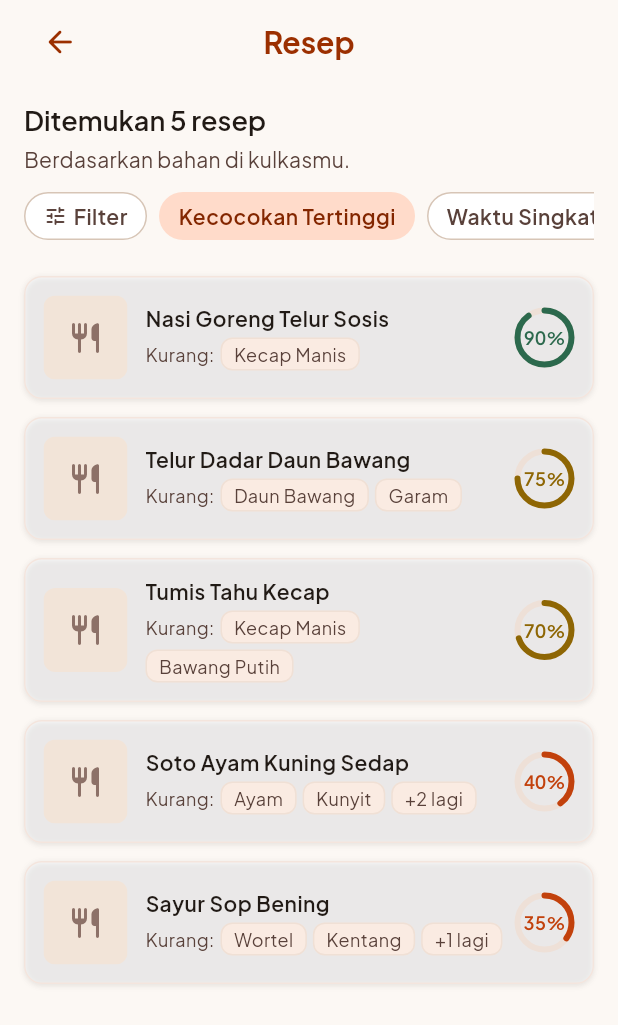
After one commit to BryanWidjaja/AsalKenyang, a Flutter app: the SearchResultsPage screen opened by its route, after a tap on "Filter", on a phone screen of 412 x 824 dp. The commit adds this screen. Shown: the top 1025 px of the screen. Run offline on Flutter 3.47's test engine with Material 3 defaults, Android fonts, the phone set to English and light mode, and no system bars; project files that could hold a hidden picture were left out.

Commit message:
feature : search result page

```diff
--- a/frontend/lib/features/pantry/presentation/cook_page.dart
+++ b/frontend/lib/features/pantry/presentation/cook_page.dart
@@ -10,6 +10,7 @@ import '../../../shared/widgets/filter_pill.dart';
 import '../../../shared/widgets/ingredient_tile.dart';
 import '../../../shared/widgets/toggle_switch.dart';
 import '../../../shared/widgets/top_bar.dart';
+import '../../recipes/presentation/search_results_page.dart';
 
 class _Ingredient {
   const _Ingredient(this.label, this.icon, this.category);
@@ -62,8 +63,9 @@ class _CookPageState extends State<CookPage> {
       body: SafeArea(
         child: Center(
           child: ConstrainedBox(
-            constraints:
-                const BoxConstraints(maxWidth: AppSpacing.screenMaxWidth),
+            constraints: const BoxConstraints(
+              maxWidth: AppSpacing.screenMaxWidth,
+            ),
             child: ListView(
               padding: const EdgeInsets.fromLTRB(
                 AppSpacing.edge,
@@ -93,10 +95,7 @@ class _CookPageState extends State<CookPage> {
                   ),
                 ),
                 const SizedBox(height: AppSpacing.lg),
-                Text(
-                  'Pilih Bahan yang Ada',
-                  style: AppTypography.titleMd,
-                ),
+                Text('Pilih Bahan yang Ada', style: AppTypography.titleMd),
                 const SizedBox(height: AppSpacing.md),
                 _IngredientsGrid(
                   ingredients: _visible,
@@ -111,12 +110,13 @@ class _CookPageState extends State<CookPage> {
         ),
       ),
       floatingActionButton: _selected.isEmpty
-          ? null
-          : CariMenuFab(
-              label: 'Cari Menu',
-              badgeCount: _selected.length,
-              onPressed: () {},
-            ),
+        ? null
+        : CariMenuFab(
+            label: 'Cari Menu',
+            badgeCount: _selected.length,
+            onPressed: () =>
+                Navigator.of(context).pushNamed(SearchResultsPage.route),
+          ),
     );
   }
 }
@@ -146,10 +146,7 @@ class _BudgetToggleCard extends StatelessWidget {
               crossAxisAlignment: CrossAxisAlignment.start,
               mainAxisSize: MainAxisSize.min,
               children: [
-                Text(
-                  'Atur Uang Tersedia',
-                  style: AppTypography.titleMd,
-                ),
+                Text('Atur Uang Tersedia', style: AppTypography.titleMd),
                 const SizedBox(height: 2),
                 Text(
                   'Sesuaikan budget masak hari ini',
--- /dev/null
+++ b/frontend/lib/features/recipes/presentation/search_results_page.dart
@@ -0,0 +1,111 @@
+import 'package:flutter/material.dart';
+
+import '../../../core/theme/app_colors.dart';
+import '../../../core/theme/app_spacing.dart';
+import '../../../core/theme/app_typography.dart';
+import '../../../shared/widgets/filter_pill.dart';
+import '../../../shared/widgets/match_result_row.dart';
+import '../../../shared/widgets/top_bar.dart';
+
+class _Result {
+  const _Result(this.title, this.missing, this.match);
+  final String title;
+  final List<String> missing;
+  final double match;
+}
+
+const _results = <_Result>[
+  _Result('Nasi Goreng Telur Sosis', ['Kecap Manis'], 0.9),
+  _Result('Telur Dadar Daun Bawang', ['Daun Bawang', 'Garam'], 0.75),
+  _Result('Tumis Tahu Kecap', ['Kecap Manis', 'Bawang Putih'], 0.7),
+  _Result('Soto Ayam Kuning Sedap', ['Ayam', 'Kunyit', 'Santan', 'Serai'], 0.4),
+  _Result('Sayur Sop Bening', ['Wortel', 'Kentang', 'Buncis'], 0.35),
+];
+
+class SearchResultsPage extends StatefulWidget {
+  const SearchResultsPage({super.key});
+
+  static const String route = '/search-results';
+
+  @override
+  State<SearchResultsPage> createState() => _SearchResultsPageState();
+}
+
+class _SearchResultsPageState extends State<SearchResultsPage> {
+  String _sort = 'Kecocokan Tertinggi';
+
+  @override
+  Widget build(BuildContext context) {
+    return Scaffold(
+      backgroundColor: AppColors.riceWhite,
+      appBar: const TopBar.nested(title: 'Resep'),
+      body: SafeArea(
+        top: false,
+        child: Center(
+          child: ConstrainedBox(
+            constraints:
+                const BoxConstraints(maxWidth: AppSpacing.screenMaxWidth),
+            child: ListView(
+              padding: const EdgeInsets.fromLTRB(
+                AppSpacing.edge,
+                AppSpacing.md,
+                AppSpacing.edge,
+                AppSpacing.xl,
+              ),
+              children: [
+                Text(
+                  'Ditemukan ${_results.length} resep',
+                  style: AppTypography.titleMd,
+                ),
+                const SizedBox(height: AppSpacing.xs),
+                Text(
+                  'Berdasarkan bahan di kulkasmu.',
+                  style: AppTypography.body.copyWith(
+                    color: AppColors.onSurfaceVariant,
+                  ),
+                ),
+                const SizedBox(height: AppSpacing.md),
+                SingleChildScrollView(
+                  scrollDirection: Axis.horizontal,
+                  child: Row(
+                    children: [
+                      FilterPill(
+                        label: 'Filter',
+                        icon: Icons.tune_rounded,
+                        selected: false,
+                        onTap: () {},
+                      ),
+                      const SizedBox(width: AppSpacing.sm),
+                      FilterPill(
+                        label: 'Kecocokan Tertinggi',
+                        selected: _sort == 'Kecocokan Tertinggi',
+                        onTap: () =>
+                            setState(() => _sort = 'Kecocokan Tertinggi'),
+                      ),
+                      const SizedBox(width: AppSpacing.sm),
+                      FilterPill(
+                        label: 'Waktu Singkat',
+                        selected: _sort == 'Waktu Singkat',
+                        onTap: () => setState(() => _sort = 'Waktu Singkat'),
+                      ),
+                    ],
+                  ),
+                ),
+                const SizedBox(height: AppSpacing.lg),
+                for (final r in _results) ...[
+                  MatchResultRow(
+                    title: r.title,
+                    missing: r.missing,
+                    matchPercent: r.match,
+                    onTap: () {},
+                  ),
+                  const SizedBox(height: AppSpacing.md),
+                ],
+              ],
+            ),
+          ),
+        ),
+      ),
+    );
+  }
+}
--- a/frontend/lib/main.dart
+++ b/frontend/lib/main.dart
@@ -4,6 +4,7 @@ import 'core/theme/app_theme.dart';
 import 'features/auth/presentation/login_page.dart';
 import 'features/auth/presentation/register_page.dart';
 import 'features/auth/presentation/splash_page.dart';
+import 'features/recipes/presentation/search_results_page.dart';
 import 'features/shell/presentation/home_shell.dart';
 
 void main() {
@@ -25,6 +26,7 @@ class AsalKenyangApp extends StatelessWidget {
         LoginPage.route: (_) => const LoginPage(),
         RegisterPage.route: (_) => const RegisterPage(),
         HomeShell.route: (_) => const HomeShell(),
+        SearchResultsPage.route: (_) => const SearchResultsPage(),
       },
     );
   }
--- /dev/null
+++ b/frontend/lib/shared/widgets/match_result_row.dart
@@ -0,0 +1,126 @@
+import 'package:flutter/material.dart';
+
+import '../../core/theme/app_colors.dart';
+import '../../core/theme/app_elevation.dart';
+import '../../core/theme/app_radii.dart';
+import '../../core/theme/app_spacing.dart';
+import '../../core/theme/app_typography.dart';
+import 'match_ring.dart';
+import 'missing_chip.dart';
+
+class MatchResultRow extends StatelessWidget {
+  const MatchResultRow({
+    super.key,
+    required this.title,
+    required this.missing,
+    required this.matchPercent,
+    this.imageUrl,
+    this.onTap,
+    this.maxMissingShown = 2,
+  });
+
+  final String title;
+  final List<String> missing;
+  final double matchPercent;
+  final String? imageUrl;
+  final VoidCallback? onTap;
+  final int maxMissingShown;
+
+  @override
+  Widget build(BuildContext context) {
+    final shown = missing.take(maxMissingShown).toList();
+    final overflow = missing.length - shown.length;
+
+    return Material(
+      color: AppColors.surfaceContainerLowest,
+      borderRadius: AppRadii.brMd,
+      child: InkWell(
+        onTap: onTap,
+        borderRadius: AppRadii.brMd,
+        child: Container(
+          padding: const EdgeInsets.all(AppSpacing.md),
+          decoration: BoxDecoration(
+            borderRadius: AppRadii.brMd,
+            border: Border.all(color: AppColors.surfaceContainerHigh),
+            boxShadow: AppElevation.level1,
+          ),
+          child: Row(
+            children: [
+              _Thumb(imageUrl: imageUrl),
+              const SizedBox(width: AppSpacing.md),
+              Expanded(
+                child: Column(
+                  mainAxisSize: MainAxisSize.min,
+                  crossAxisAlignment: CrossAxisAlignment.start,
+                  children: [
+                    Text(
+                      title,
+                      style: AppTypography.label,
+                      maxLines: 1,
+                      overflow: TextOverflow.ellipsis,
+                    ),
+                    if (missing.isNotEmpty) ...[
+                      const SizedBox(height: AppSpacing.xs),
+                      Wrap(
+                        spacing: AppSpacing.xs,
+                        runSpacing: AppSpacing.xs,
+                        crossAxisAlignment: WrapCrossAlignment.center,
+                        children: [
+                          Text('Kurang:', style: AppTypography.caption),
+                          for (final m in shown) MissingChip(label: m),
+                          if (overflow > 0) MissingChip(label: '+$overflow lagi'),
+                        ],
+                      ),
+                    ],
+                  ],
+                ),
+              ),
+              const SizedBox(width: AppSpacing.sm),
+              MatchRing(percent: matchPercent),
+            ],
+          ),
+        ),
+      ),
+    );
+  }
+}
+
+class _Thumb extends StatelessWidget {
+  const _Thumb({this.imageUrl});
+
+  final String? imageUrl;
+
+  @override
+  Widget build(BuildContext context) {
+    return ClipRRect(
+      borderRadius: AppRadii.brSm,
+      child: SizedBox(
+        width: 56,
+        height: 56,
+        child: imageUrl == null
+            ? Container(
+                color: AppColors.surfaceVariant,
+                alignment: Alignment.center,
+                child: const Icon(
+                  Icons.restaurant_rounded,
+                  size: 24,
+                  color: AppColors.outline,
+                ),
+              )
+            : Image.network(
+                imageUrl!,
+                fit: BoxFit.cover,
+                errorBuilder: (_, _, _) => Container(
+                  color: AppColors.surfaceVariant,
+                  alignment: Alignment.center,
+                  child: const Icon(
+                    Icons.restaurant_rounded,
+                    size: 24,
+                    color: AppColors.outline,
+                  ),
+                ),
+              ),
+      ),
+    );
+  }
+}
--- /dev/null
+++ b/frontend/lib/shared/widgets/match_ring.dart
@@ -0,0 +1,102 @@
+import 'dart:math' as math;
+
+import 'package:flutter/material.dart';
+
+import '../../core/theme/app_colors.dart';
+import '../../core/theme/app_typography.dart';
+
+class MatchRing extends StatelessWidget {
+  const MatchRing({
+    super.key,
+    required this.percent,
+    this.size = 40,
+    this.stroke = 4,
+  });
+
+  final double percent;
+  final double size;
+  final double stroke;
+
+  Color _tierColor(AppStateColors state) {
+    if (percent >= 0.8) return state.matchHigh;
+    if (percent >= 0.5) return state.matchMid;
+    return state.matchLow;
+  }
+
+  @override
+  Widget build(BuildContext context) {
+    final color = _tierColor(AppStateColors.of(context));
+    return SizedBox(
+      width: size,
+      height: size,
+      child: CustomPaint(
+        painter: _RingPainter(
+          percent: percent.clamp(0.0, 1.0),
+          color: color,
+          stroke: stroke,
+          track: AppColors.surfaceContainerHighest,
+        ),
+        child: Center(
+          child: Padding(
+            padding: EdgeInsets.all(stroke + 2),
+            child: FittedBox(
+              child: Text(
+                '${(percent * 100).round()}%',
+                style: AppTypography.label.copyWith(
+                  color: color,
+                  fontFeatures: AppTypography.tnum,
+                ),
+              ),
+            ),
+          ),
+        ),
+      ),
+    );
+  }
+}
+
+class _RingPainter extends CustomPainter {
+  _RingPainter({
+    required this.percent,
+    required this.color,
+    required this.stroke,
+    required this.track,
+  });
+
+  final double percent;
+  final Color color;
+  final double stroke;
+  final Color track;
+
+  @override
+  void paint(Canvas canvas, Size size) {
+    final center = size.center(Offset.zero);
+    final radius = (size.width - stroke) / 2;
+
+    final trackPaint = Paint()
+      ..color = track
+      ..style = PaintingStyle.stroke
+      ..strokeWidth = stroke;
+    canvas.drawCircle(center, radius, trackPaint);
+
+    final arcPaint = Paint()
+      ..color = color
+      ..style = PaintingStyle.stroke
+      ..strokeWidth = stroke
+      ..strokeCap = StrokeCap.round;
+    canvas.drawArc(
+      Rect.fromCircle(center: center, radius: radius),
+      -math.pi / 2,
+      2 * math.pi * percent,
+      false,
+      arcPaint,
+    );
+  }
+
+  @override
+  bool shouldRepaint(_RingPainter old) =>
+      old.percent != percent ||
+      old.color != color ||
+      old.stroke != stroke ||
+      old.track != track;
+}
```
